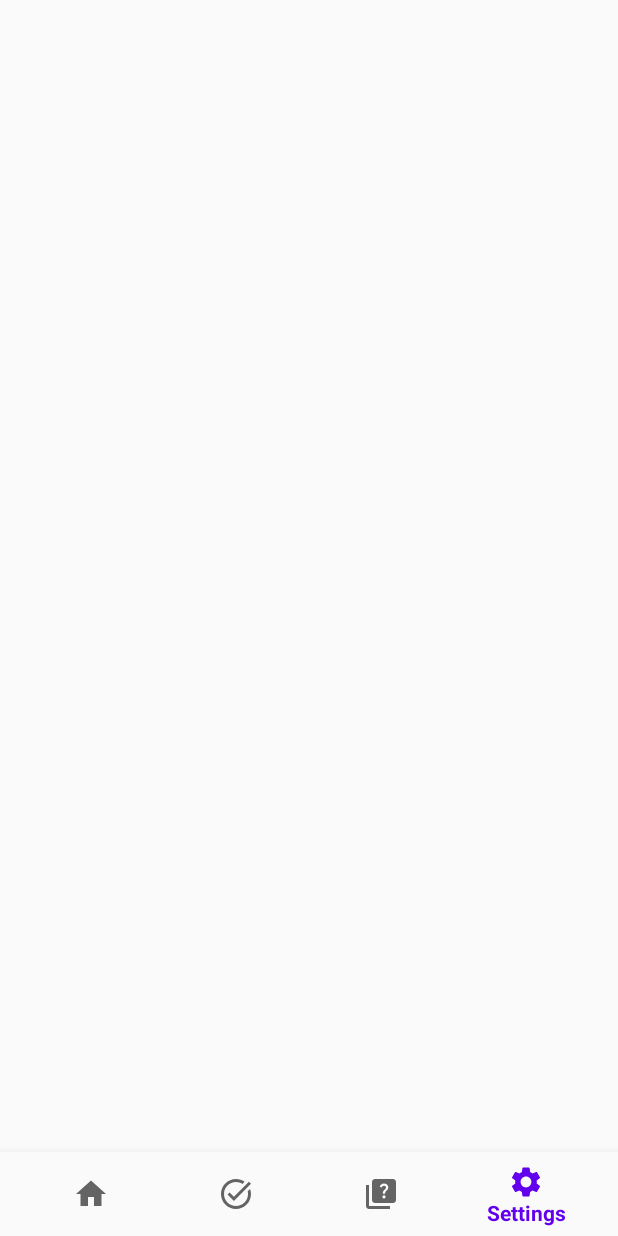
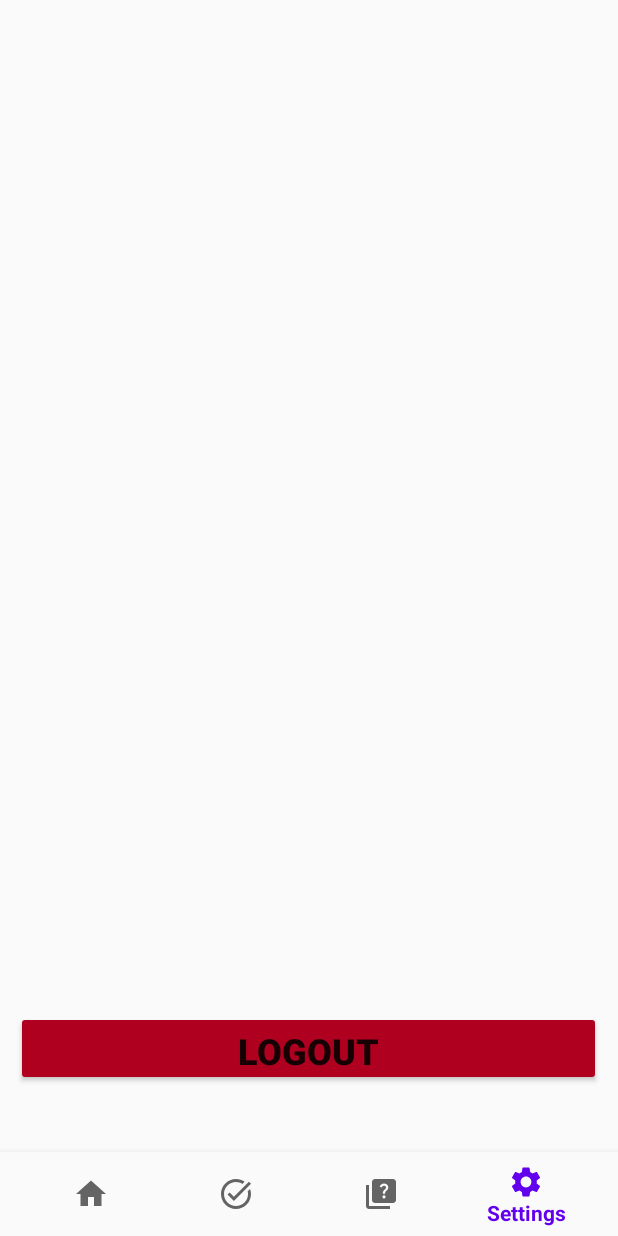
Before and after one commit to biipo/proscutto-app, an Android app: the SettingsFragment screen opened through its navigation route, on a phone screen of 412 x 824 dp. Before the commit the screen is almost empty. Run offline under Robolectric (Android 15) with nearby library versions, the phone set to English and light mode, and no system bars; our stand-ins replace Firebase (no records; nobody signed in at launch, a user with empty details on screens opened directly), navigation-ui.

Commit message:
Implemented logout button

```diff
--- a/app/src/main/java/com/ingegneria/app/tabfragments/SettingsFragment.kt
+++ b/app/src/main/java/com/ingegneria/app/tabfragments/SettingsFragment.kt
@@ -1,10 +1,14 @@
 package com.ingegneria.app.tabfragments
 
+import android.content.Intent
 import android.os.Bundle
 import android.view.LayoutInflater
 import android.view.View
 import android.view.ViewGroup
 import androidx.fragment.app.Fragment
+import com.google.firebase.Firebase
+import com.google.firebase.auth.auth
+import com.ingegneria.app.authentication.LoginActivity
 import com.ingegneria.app.databinding.FragmentSettingsBinding
 
 class SettingsFragment : Fragment() {
@@ -23,6 +27,15 @@ class SettingsFragment : Fragment() {
         return binding.root
     }
 
+    override fun onViewCreated(view: View, savedInstanceState: Bundle?) {
+        super.onViewCreated(view, savedInstanceState)
+
+        binding.logoutButton.setOnClickListener {
+            Firebase.auth.signOut()
+            startActivity(Intent(context, LoginActivity::class.java))
+        }
+    }
+
     override fun onDestroy() {
         super.onDestroy()
         _binding = null
--- a/app/src/main/res/layout/fragment_settings.xml
+++ b/app/src/main/res/layout/fragment_settings.xml
@@ -6,4 +6,17 @@
     android:layout_height="match_parent"
     tools:context=".tabfragments.SettingsFragment">
 
+    <Button
+        android:id="@+id/logout_button"
+        android:layout_width="390dp"
+        android:layout_height="50dp"
+        android:layout_centerHorizontal="true"
+        android:layout_alignParentBottom="true"
+        android:backgroundTint="@color/design_default_color_error"
+        android:text="LOGOUT"
+        android:textSize="24sp"
+        android:textStyle="bold"
+        android:layout_marginBottom="100dp"
+        />
+
 </RelativeLayout>
```
